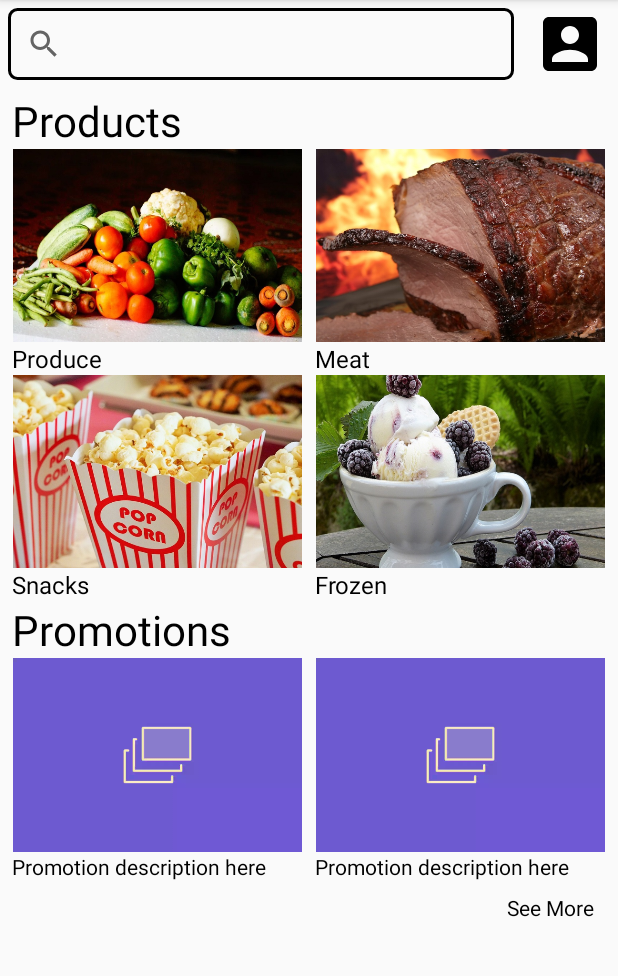
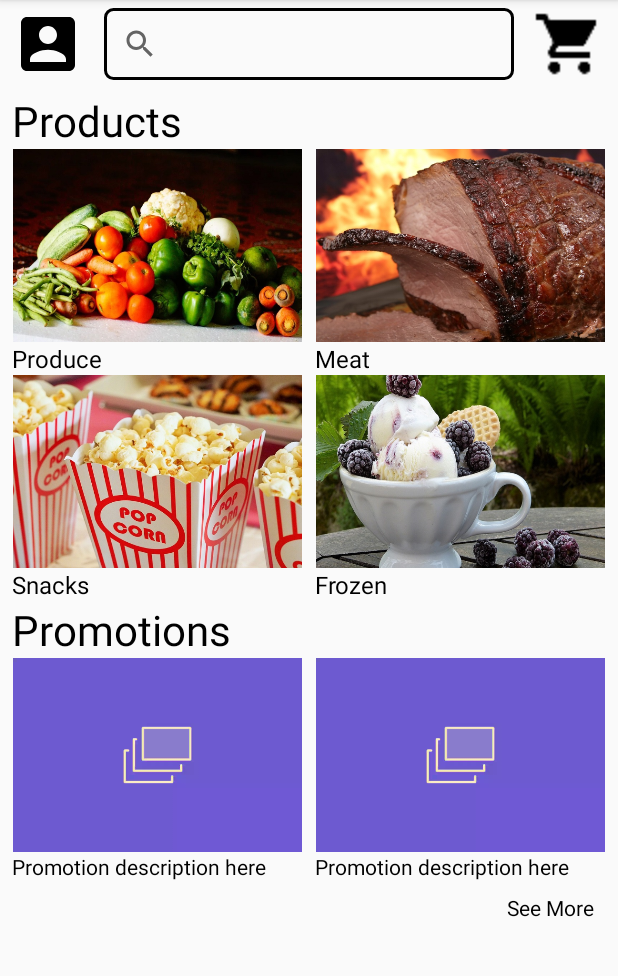
Before and after one commit to kwindischman/roadrunner-grocery, an Android app: the screen it shows after launch (MainActivity), on a phone screen of 412 x 824 dp, the part 84-1060 px from its top. Run offline under Robolectric (Android 15) with nearby library versions, the phone set to English and light mode, and no system bars.

Commit message:
Add Cart icon to MainActivity

```diff
--- a/app/src/main/java/com/cs3773/roadrunnergrocery/Activities/MainActivity.java
+++ b/app/src/main/java/com/cs3773/roadrunnergrocery/Activities/MainActivity.java
@@ -13,6 +13,7 @@ public class MainActivity extends AppCompatActivity {
     // Class variables here
     private ImageView mAccountIcon;
 
+
     // Lifecycle methods here
     @Override
     protected void onCreate(Bundle savedInstanceState) {
@@ -20,11 +21,13 @@ public class MainActivity extends AppCompatActivity {
         setContentView(R.layout.activity_main);
 
         setupAccountIcon();
+        setupCartIcon();
         setupProducts();
         setupPromotions();
 
         // TODO: Set up the two Promotion views with random items
     }
+
 
     // Other methods here
     private void setupAccountIcon() {
@@ -32,6 +35,15 @@ public class MainActivity extends AppCompatActivity {
 
         mAccountIcon.setOnClickListener(v -> {
             Intent intent = new Intent(this, LoginActivity.class);
+            startActivity(intent);
+        });
+    }
+
+    private void setupCartIcon() {
+        mAccountIcon = findViewById(R.id.cart_icon);
+
+        mAccountIcon.setOnClickListener(v -> {
+            Intent intent = new Intent(this, CartActivity.class);
             startActivity(intent);
         });
     }
--- a/app/src/main/res/layout/activity_main.xml
+++ b/app/src/main/res/layout/activity_main.xml
@@ -6,21 +6,32 @@
     android:layout_height="match_parent"
     tools:context=".Activities.MainActivity">
 
+    <ImageView
+        android:id="@+id/account_icon"
+        android:layout_width="64dp"
+        android:layout_height="0dp"
+        android:src="@drawable/ic_account_box"
+        app:layout_constraintBottom_toBottomOf="@id/search"
+        app:layout_constraintEnd_toStartOf="@id/search"
+        app:layout_constraintStart_toStartOf="parent"
+        app:layout_constraintHorizontal_bias="0"
+        app:layout_constraintTop_toTopOf="@id/search" />
+
     <SearchView
         android:id="@+id/search"
         android:layout_width="0dp"
         android:layout_height="wrap_content"
         android:layout_margin="5dp"
         android:background="@drawable/custom_search_view"
-        app:layout_constraintEnd_toStartOf="@id/account_icon"
-        app:layout_constraintStart_toStartOf="parent"
+        app:layout_constraintStart_toEndOf="@id/account_icon"
+        app:layout_constraintEnd_toStartOf="@id/cart_icon"
         app:layout_constraintTop_toTopOf="parent" />
 
     <ImageView
-        android:id="@+id/account_icon"
+        android:id="@+id/cart_icon"
         android:layout_width="64dp"
         android:layout_height="0dp"
-        android:src="@drawable/ic_account_box"
+        android:src="@drawable/ic_shopping_cart_black_24dp"
         app:layout_constraintBottom_toBottomOf="@id/search"
         app:layout_constraintEnd_toEndOf="parent"
         app:layout_constraintHorizontal_bias="1"
```
